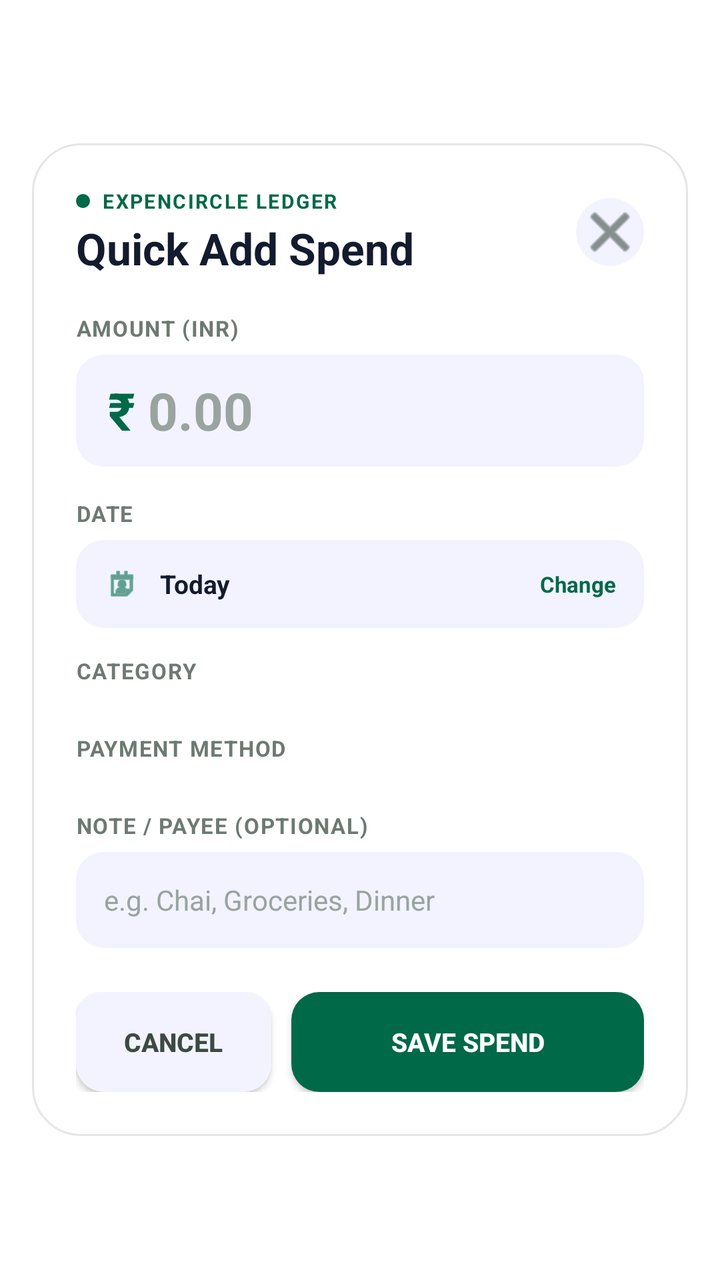
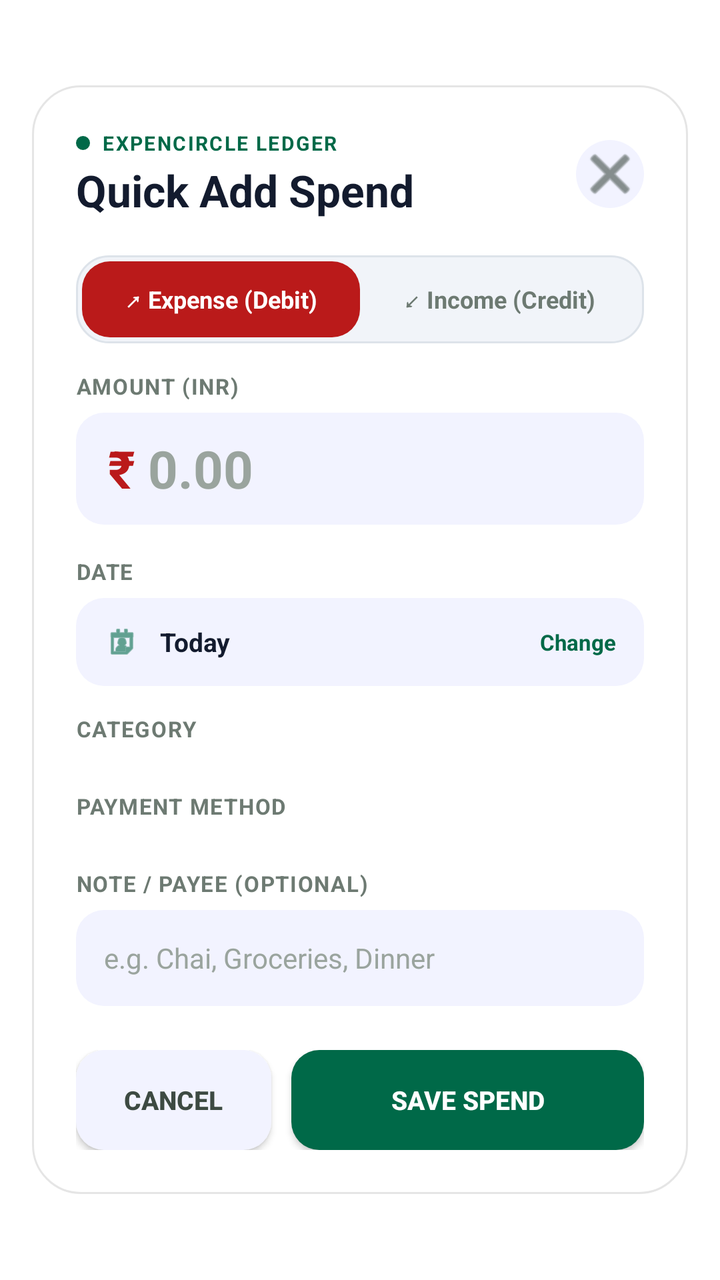

Before-and-after screenshots of an Android layout around one commit, followed by the original layout XML and the change that was made.
<!-- AndroidManifest.xml: activity theme TransparentDialog -->
<!-- res/layout/activity_quick_add.xml -->
<?xml version="1.0" encoding="utf-8"?>
<FrameLayout xmlns:android="http://schemas.android.com/apk/res/android"
    android:id="@+id/rootContainer"
    android:layout_width="match_parent"
    android:layout_height="match_parent"
    android:fitsSystemWindows="true">

    <ScrollView
        android:id="@+id/quickAddScrollView"
        android:layout_width="match_parent"
        android:layout_height="wrap_content"
        android:layout_gravity="center"
        android:layout_marginHorizontal="16dp"
        android:layout_marginVertical="16dp"
        android:background="@drawable/dialog_background"
        android:fillViewport="true"
        android:isScrollContainer="true"
        android:scrollbars="none">

        <LinearLayout
            android:id="@+id/dialogCardContent"
            android:layout_width="match_parent"
            android:layout_height="wrap_content"
            android:orientation="vertical"
            android:padding="22dp">

            
            <LinearLayout
                android:layout_width="match_parent"
                android:layout_height="wrap_content"
                android:orientation="horizontal"
                android:gravity="center_vertical"
                android:layout_marginBottom="18dp">

                <LinearLayout
                    android:layout_width="0dp"
                    android:layout_height="wrap_content"
                    android:layout_weight="1"
                    android:orientation="vertical">

                    <LinearLayout
                        android:layout_width="wrap_content"
                        android:layout_height="wrap_content"
                        android:orientation="horizontal"
                        android:gravity="center_vertical">

                        <View
                            android:layout_width="7dp"
                            android:layout_height="7dp"
                            android:background="@drawable/chip_selected"
                            android:layout_marginEnd="6dp" />

                        <TextView
                            android:layout_width="wrap_content"
                            android:layout_height="wrap_content"
                            android:text="EXPENCIRCLE LEDGER"
                            android:textSize="10sp"
                            android:textStyle="bold"
                            android:letterSpacing="0.08"
                            android:textColor="#006948" />
                    </LinearLayout>

                    <TextView
                        android:id="@+id/textTitle"
                        android:layout_width="wrap_content"
                        android:layout_height="wrap_content"
                        android:text="Quick Add Spend"
                        android:textSize="22sp"
                        android:textStyle="bold"
                        android:textColor="#131B2E"
                        android:layout_marginTop="2dp" />
                </LinearLayout>

                <ImageButton
                    android:id="@+id/btnClose"
                    android:layout_width="34dp"
                    android:layout_height="34dp"
                    android:background="@drawable/close_btn_bg"
                    android:src="@android:drawable/ic_menu_close_clear_cancel"
                    android:tint="#3D4A42"
                    android:contentDescription="Close" />
            </LinearLayout>

            
            <LinearLayout
                android:id="@+id/layoutAutoDetectNotice"
                android:layout_width="match_parent"
                android:layout_height="wrap_content"
                android:orientation="horizontal"
                android:gravity="center_vertical"
                android:background="@drawable/chip_unselected"
                android:padding="10dp"
                android:layout_marginBottom="14dp"
                android:visibility="gone">

                <TextView
                    android:id="@+id/textAutoDetectNotice"
                    android:layout_width="match_parent"
                    android:layout_height="wrap_content"
                    android:text="⚡ Transaction Detected: Select category &amp; tap SAVE, or CANCEL to discard"
                    android:textSize="11sp"
                    android:textStyle="bold"
                    android:textColor="#006948" />
            </LinearLayout>

            
            <TextView
                android:layout_width="wrap_content"
                android:layout_height="wrap_content"
                android:text="AMOUNT (INR)"
                android:textSize="11sp"
                android:textStyle="bold"
                android:letterSpacing="0.05"
                android:textColor="#6D7A72"
                android:layout_marginBottom="6dp" />

            <LinearLayout
                android:layout_width="match_parent"
                android:layout_height="56dp"
                android:background="@drawable/input_field_bg"
                android:orientation="horizontal"
                android:gravity="center_vertical"
                android:paddingStart="16dp"
                android:paddingEnd="16dp"
                android:layout_marginBottom="16dp">

                <TextView
                    android:layout_width="wrap_content"
                    android:layout_height="wrap_content"
                    android:text="₹ "
                    android:textSize="26sp"
                    android:textStyle="bold"
                    android:textColor="#006948" />

                <EditText
                    android:id="@+id/editAmount"
                    android:layout_width="match_parent"
                    android:layout_height="match_parent"
                    android:background="@android:color/transparent"
                    android:inputType="numberDecimal"
                    android:hint="0.00"
                    android:textColorHint="#9AA49E"
                    android:textColor="#131B2E"
                    android:textSize="26sp"
                    android:textStyle="bold" />
            </LinearLayout>

            
            <TextView
                android:layout_width="wrap_content"
                android:layout_height="wrap_content"
                android:text="DATE"
                android:textSize="11sp"
                android:textStyle="bold"
                android:letterSpacing="0.05"
                android:textColor="#6D7A72"
                android:layout_marginBottom="6dp" />

            <LinearLayout
                android:id="@+id/layoutDateSelector"
                android:layout_width="match_parent"
                android:layout_height="44dp"
                android:background="@drawable/input_field_bg"
                android:orientation="horizontal"
                android:gravity="center_vertical"
                android:paddingStart="14dp"
                android:paddingEnd="14dp"
                android:clickable="true"
                android:focusable="true"
                android:layout_marginBottom="14dp">

                <ImageView
                    android:layout_width="18dp"
                    android:layout_height="18dp"
                    android:src="@android:drawable/ic_menu_my_calendar"
                    android:tint="#006948"
                    android:contentDescription="Calendar" />

                <TextView
                    android:id="@+id/textSelectedDate"
                    android:layout_width="0dp"
                    android:layout_height="wrap_content"
                    android:layout_weight="1"
                    android:layout_marginStart="10dp"
                    android:text="Today"
                    android:textSize="13sp"
                    android:textStyle="bold"
                    android:textColor="#131B2E" />

                <TextView
                    android:layout_width="wrap_content"
                    android:layout_height="wrap_content"
                    android:text="Change"
                    android:textSize="11sp"
                    android:textStyle="bold"
                    android:textColor="#006948" />
            </LinearLayout>

            
            <TextView
                android:layout_width="wrap_content"
                android:layout_height="wrap_content"
                android:text="CATEGORY"
                android:textSize="11sp"
                android:textStyle="bold"
                android:letterSpacing="0.05"
                android:textColor="#6D7A72"
                android:layout_marginBottom="8dp" />

            <HorizontalScrollView
                android:layout_width="match_parent"
                android:layout_height="wrap_content"
                android:scrollbars="none"
                android:fillViewport="true"
                android:layout_marginBottom="16dp">

                <LinearLayout
                    android:id="@+id/categoryChipsContainer"
                    android:layout_width="wrap_content"
                    android:layout_height="wrap_content"
                    android:orientation="horizontal"
                    android:gravity="center_vertical" />
            </HorizontalScrollView>

            
            <TextView
                android:layout_width="wrap_content"
                android:layout_height="wrap_content"
                android:text="PAYMENT METHOD"
                android:textSize="11sp"
                android:textStyle="bold"
                android:letterSpacing="0.05"
                android:textColor="#6D7A72"
                android:layout_marginBottom="8dp" />

            <HorizontalScrollView
                android:layout_width="match_parent"
                android:layout_height="wrap_content"
                android:scrollbars="none"
                android:fillViewport="true"
                android:layout_marginBottom="16dp">

                <LinearLayout
                    android:id="@+id/paymentMethodContainer"
                    android:layout_width="wrap_content"
                    android:layout_height="wrap_content"
                    android:orientation="horizontal"
                    android:gravity="center_vertical" />
            </HorizontalScrollView>

            
            <TextView
                android:layout_width="wrap_content"
                android:layout_height="wrap_content"
                android:text="NOTE / PAYEE (OPTIONAL)"
                android:textSize="11sp"
                android:textStyle="bold"
                android:letterSpacing="0.05"
                android:textColor="#6D7A72"
                android:layout_marginBottom="6dp" />

            <EditText
                android:id="@+id/editComment"
                android:layout_width="match_parent"
                android:layout_height="48dp"
                android:background="@drawable/input_field_bg"
                android:paddingStart="14dp"
                android:paddingEnd="14dp"
                android:inputType="textCapSentences"
                android:imeOptions="actionDone"
                android:hint="e.g. Chai, Groceries, Dinner"
                android:textColorHint="#9AA49E"
                android:textColor="#131B2E"
                android:textSize="14sp"
                android:layout_marginBottom="22dp" />

            
            <LinearLayout
                android:layout_width="match_parent"
                android:layout_height="wrap_content"
                android:orientation="horizontal"
                android:gravity="center_vertical">

                <Button
                    android:id="@+id/btnCancel"
                    android:layout_width="0dp"
                    android:layout_height="50dp"
                    android:layout_weight="1"
                    android:text="CANCEL"
                    android:singleLine="true"
                    android:background="@drawable/btn_cancel"
                    android:textColor="#3D4A42"
                    android:textStyle="bold"
                    android:textSize="13sp"
                    android:layout_marginEnd="10dp" />

                <Button
                    android:id="@+id/btnSave"
                    android:layout_width="0dp"
                    android:layout_height="50dp"
                    android:layout_weight="1.8"
                    android:text="SAVE SPEND"
                    android:singleLine="true"
                    android:background="@drawable/btn_primary"
                    android:textColor="@android:color/white"
                    android:textStyle="bold"
                    android:textSize="13sp" />
            </LinearLayout>

        </LinearLayout>
    </ScrollView>
</FrameLayout>
<!-- resources referenced by this layout -->
<resources>
  <!-- drawable btn_cancel (drawable) -->
  <?xml version="1.0" encoding="utf-8"?>
  <shape xmlns:android="http://schemas.android.com/apk/res/android"
      android:shape="rectangle">
      <solid android:color="#F2F3FF" />
      <corners android:radius="14dp" />
  </shape>
  <!-- drawable btn_primary (drawable) -->
  <?xml version="1.0" encoding="utf-8"?>
  <shape xmlns:android="http://schemas.android.com/apk/res/android"
      android:shape="rectangle">
      <solid android:color="#006948" />
      <corners android:radius="14dp" />
  </shape>
  <!-- drawable chip_selected (drawable) -->
  <?xml version="1.0" encoding="utf-8"?>
  <shape xmlns:android="http://schemas.android.com/apk/res/android"
      android:shape="rectangle">
      <solid android:color="#006948" />
      <corners android:radius="20dp" />
  </shape>
  <!-- drawable chip_unselected (drawable) -->
  <?xml version="1.0" encoding="utf-8"?>
  <shape xmlns:android="http://schemas.android.com/apk/res/android"
      android:shape="rectangle">
      <solid android:color="#F2F3FF" />
      <corners android:radius="20dp" />
      <stroke android:width="1dp" android:color="#14000000" />
  </shape>
  <!-- drawable close_btn_bg (drawable) -->
  <?xml version="1.0" encoding="utf-8"?>
  <shape xmlns:android="http://schemas.android.com/apk/res/android"
      android:shape="oval">
      <solid android:color="#F2F3FF" />
  </shape>
  <!-- drawable dialog_background (drawable) -->
  <?xml version="1.0" encoding="utf-8"?>
  <shape xmlns:android="http://schemas.android.com/apk/res/android"
      android:shape="rectangle">
      <solid android:color="#FFFFFF" />
      <corners android:radius="24dp" />
      <stroke android:width="1dp" android:color="#1A000000" />
  </shape>
  <!-- drawable input_field_bg (drawable) -->
  <?xml version="1.0" encoding="utf-8"?>
  <shape xmlns:android="http://schemas.android.com/apk/res/android"
      android:shape="rectangle">
      <solid android:color="#F2F3FF" />
      <corners android:radius="14dp" />
  </shape>
  <style name="TransparentDialog" parent="@android:style/Theme.DeviceDefault.Light.NoActionBar">
          <item name="android:windowBackground">@android:color/transparent</item>
          <item name="android:windowIsTranslucent">true</item>
          <item name="android:windowNoTitle">true</item>
          <item name="android:windowIsFloating">false</item>
          <item name="android:backgroundDimEnabled">true</item>
      </style>
</resources>

<!-- the commit's change to res/layout/activity_quick_add.xml (unified diff, before → after) -->
@@ -104,6 +104,45 @@
             </LinearLayout>
 
             
+            <LinearLayout
+                android:id="@+id/layoutTypeToggle"
+                android:layout_width="match_parent"
+                android:layout_height="44dp"
+                android:background="@drawable/type_toggle_container"
+                android:orientation="horizontal"
+                android:padding="3dp"
+                android:layout_marginBottom="14dp">
+
+                <TextView
+                    android:id="@+id/btnTypeExpense"
+                    android:layout_width="0dp"
+                    android:layout_height="match_parent"
+                    android:layout_weight="1"
+                    android:gravity="center"
+                    android:text="↗ Expense (Debit)"
+                    android:textSize="12sp"
+                    android:textStyle="bold"
+                    android:clickable="true"
+                    android:focusable="true"
+                    android:background="@drawable/type_expense_selected"
+                    android:textColor="#FFFFFF" />
+
+                <TextView
+                    android:id="@+id/btnTypeIncome"
+                    android:layout_width="0dp"
+                    android:layout_height="match_parent"
+                    android:layout_weight="1"
+                    android:gravity="center"
+                    android:text="↙ Income (Credit)"
+                    android:textSize="12sp"
+                    android:textStyle="bold"
+                    android:clickable="true"
+                    android:focusable="true"
+                    android:background="@android:color/transparent"
+                    android:textColor="#6D7A72" />
+            </LinearLayout>
+
+            
             <TextView
                 android:layout_width="wrap_content"
                 android:layout_height="wrap_content"
@@ -125,12 +164,13 @@
                 android:layout_marginBottom="16dp">
 
                 <TextView
+                    android:id="@+id/textCurrencySymbol"
                     android:layout_width="wrap_content"
                     android:layout_height="wrap_content"
                     android:text="₹ "
                     android:textSize="26sp"
                     android:textStyle="bold"
-                    android:textColor="#006948" />
+                    android:textColor="#BA1A1A" />
 
                 <EditText
                     android:id="@+id/editAmount"
<!-- resource entries referenced after the edit -->
@@ -50,6 +50,21 @@
       <solid android:color="#F2F3FF" />
       <corners android:radius="14dp" />
   </shape>
+  <!-- drawable type_expense_selected (drawable) -->
+  <?xml version="1.0" encoding="utf-8"?>
+  <shape xmlns:android="http://schemas.android.com/apk/res/android"
+      android:shape="rectangle">
+      <solid android:color="#BA1A1A" />
+      <corners android:radius="14dp" />
+  </shape>
+  <!-- drawable type_toggle_container (drawable) -->
+  <?xml version="1.0" encoding="utf-8"?>
+  <shape xmlns:android="http://schemas.android.com/apk/res/android"
+      android:shape="rectangle">
+      <solid android:color="#F1F4F9" />
+      <corners android:radius="16dp" />
+      <stroke android:width="1dp" android:color="#DDE3EA" />
+  </shape>
   <style name="TransparentDialog" parent="@android:style/Theme.DeviceDefault.Light.NoActionBar">
           <item name="android:windowBackground">@android:color/transparent</item>
           <item name="android:windowIsTranslucent">true</item>
